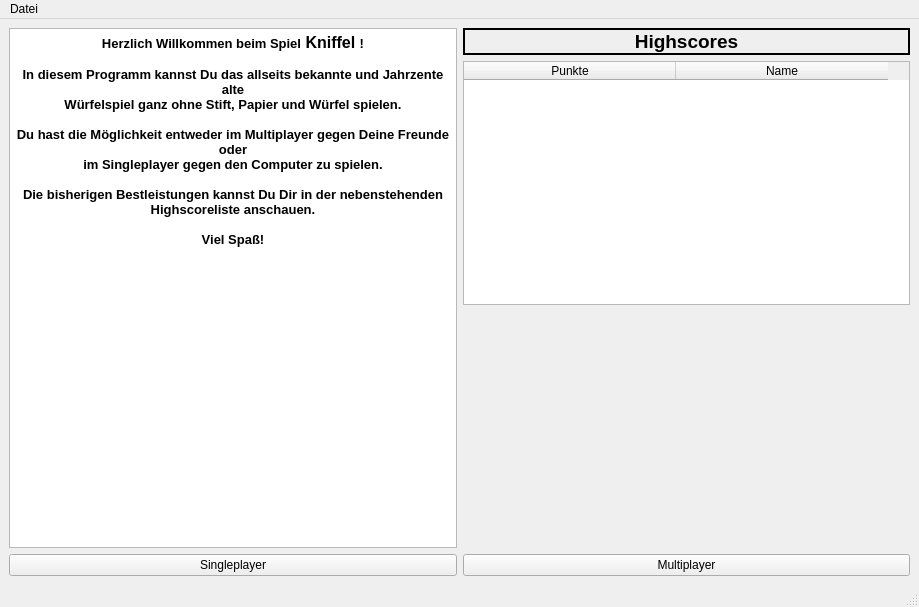
This is mainwindow.ui in michelfiedler/Kniffel.mrai as Qt 5 draws it before an edit. The edited form follows.
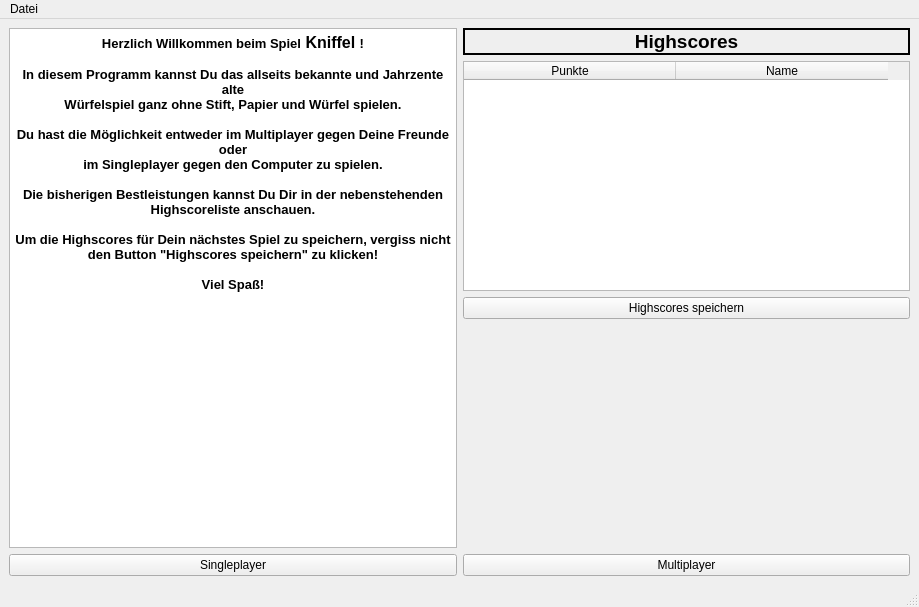
This is the edited form.

Commit message: Button zum speichern der Highscores hinzugefügt

What changed in the file:
```diff
--- a/mainwindow.ui
+++ b/mainwindow.ui
@@ -15,37 +15,44 @@
   </property>
   <widget class="QWidget" name="centralwidget">
    <layout class="QGridLayout" name="gridLayout">
-    <item row="3" column="1">
+    <item row="0" column="0" rowspan="4">
+     <widget class="QTextBrowser" name="tBwelcomeText">
+      <property name="html">
+       <string>&lt;!DOCTYPE HTML PUBLIC &quot;-//W3C//DTD HTML 4.0//EN&quot; &quot;http://www.w3.org/TR/REC-html40/strict.dtd&quot;&gt;
+&lt;html&gt;&lt;head&gt;&lt;meta name=&quot;qrichtext&quot; content=&quot;1&quot; /&gt;&lt;style type=&quot;text/css&quot;&gt;
+p, li { white-space: pre-wrap; }
+&lt;/style&gt;&lt;/head&gt;&lt;body style=&quot; font-family:'MS Shell Dlg 2'; font-size:8.25pt; font-weight:400; font-style:normal;&quot;&gt;
+&lt;p align=&quot;center&quot; style=&quot; margin-top:0px; margin-bottom:0px; margin-left:0px; margin-right:0px; -qt-block-indent:0; text-indent:0px;&quot;&gt;&lt;span style=&quot; font-size:10pt; font-weight:600;&quot;&gt;Herzlich Willkommen beim Spiel&lt;/span&gt;&lt;span style=&quot; font-size:12pt; font-weight:600;&quot;&gt; Kniffel &lt;/span&gt;&lt;span style=&quot; font-size:10pt; font-weight:600;&quot;&gt;!&lt;/span&gt;&lt;/p&gt;
+&lt;p align=&quot;center&quot; style=&quot;-qt-paragraph-type:empty; margin-top:0px; margin-bottom:0px; margin-left:0px; margin-right:0px; -qt-block-indent:0; text-indent:0px; font-size:10pt; font-weight:600;&quot;&gt;&lt;br /&gt;&lt;/p&gt;
+&lt;p align=&quot;center&quot; style=&quot; margin-top:0px; margin-bottom:0px; margin-left:0px; margin-right:0px; -qt-block-indent:0; text-indent:0px;&quot;&gt;&lt;span style=&quot; font-size:10pt; font-weight:600;&quot;&gt;In diesem Programm kannst Du das allseits bekannte und Jahrzente alte&lt;/span&gt;&lt;/p&gt;
+&lt;p align=&quot;center&quot; style=&quot; margin-top:0px; margin-bottom:0px; margin-left:0px; margin-right:0px; -qt-block-indent:0; text-indent:0px;&quot;&gt;&lt;span style=&quot; font-size:10pt; font-weight:600;&quot;&gt;Würfelspiel ganz ohne Stift, Papier und Würfel spielen.&lt;/span&gt;&lt;/p&gt;
+&lt;p align=&quot;center&quot; style=&quot;-qt-paragraph-type:empty; margin-top:0px; margin-bottom:0px; margin-left:0px; margin-right:0px; -qt-block-indent:0; text-indent:0px; font-size:10pt; font-weight:600;&quot;&gt;&lt;br /&gt;&lt;/p&gt;
+&lt;p align=&quot;center&quot; style=&quot; margin-top:0px; margin-bottom:0px; margin-left:0px; margin-right:0px; -qt-block-indent:0; text-indent:0px;&quot;&gt;&lt;span style=&quot; font-size:10pt; font-weight:600;&quot;&gt;Du hast die Möglichkeit entweder im Multiplayer gegen Deine Freunde oder&lt;/span&gt;&lt;/p&gt;
+&lt;p align=&quot;center&quot; style=&quot; margin-top:0px; margin-bottom:0px; margin-left:0px; margin-right:0px; -qt-block-indent:0; text-indent:0px;&quot;&gt;&lt;span style=&quot; font-size:10pt; font-weight:600;&quot;&gt;im Singleplayer gegen den Computer zu spielen.&lt;/span&gt;&lt;/p&gt;
+&lt;p align=&quot;center&quot; style=&quot;-qt-paragraph-type:empty; margin-top:0px; margin-bottom:0px; margin-left:0px; margin-right:0px; -qt-block-indent:0; text-indent:0px; font-size:10pt; font-weight:600;&quot;&gt;&lt;br /&gt;&lt;/p&gt;
+&lt;p align=&quot;center&quot; style=&quot; margin-top:0px; margin-bottom:0px; margin-left:0px; margin-right:0px; -qt-block-indent:0; text-indent:0px;&quot;&gt;&lt;span style=&quot; font-size:10pt; font-weight:600;&quot;&gt;Die bisherigen Bestleistungen kannst Du Dir in der nebenstehenden Highscoreliste anschauen.&lt;/span&gt;&lt;/p&gt;
+&lt;p align=&quot;center&quot; style=&quot;-qt-paragraph-type:empty; margin-top:0px; margin-bottom:0px; margin-left:0px; margin-right:0px; -qt-block-indent:0; text-indent:0px; font-size:10pt; font-weight:600;&quot;&gt;&lt;br /&gt;&lt;/p&gt;
+&lt;p align=&quot;center&quot; style=&quot; margin-top:0px; margin-bottom:0px; margin-left:0px; margin-right:0px; -qt-block-indent:0; text-indent:0px;&quot;&gt;&lt;span style=&quot; font-size:10pt; font-weight:600;&quot;&gt;Um die Highscores für Dein nächstes Spiel zu speichern, vergiss nicht den Button &amp;quot;Highscores speichern&amp;quot; zu klicken!&lt;/span&gt;&lt;/p&gt;
+&lt;p align=&quot;center&quot; style=&quot;-qt-paragraph-type:empty; margin-top:0px; margin-bottom:0px; margin-left:0px; margin-right:0px; -qt-block-indent:0; text-indent:0px; font-size:10pt; font-weight:600;&quot;&gt;&lt;br /&gt;&lt;/p&gt;
+&lt;p align=&quot;center&quot; style=&quot; margin-top:0px; margin-bottom:0px; margin-left:0px; margin-right:0px; -qt-block-indent:0; text-indent:0px;&quot;&gt;&lt;span style=&quot; font-size:10pt; font-weight:600;&quot;&gt;Viel Spaß!&lt;/span&gt;&lt;/p&gt;
+&lt;p align=&quot;center&quot; style=&quot;-qt-paragraph-type:empty; margin-top:0px; margin-bottom:0px; margin-left:0px; margin-right:0px; -qt-block-indent:0; text-indent:0px; font-size:10pt;&quot;&gt;&lt;br /&gt;&lt;/p&gt;&lt;/body&gt;&lt;/html&gt;</string>
+      </property>
+     </widget>
+    </item>
+    <item row="4" column="1">
      <widget class="QPushButton" name="pBmulti">
       <property name="text">
        <string>Multiplayer</string>
       </property>
      </widget>
     </item>
-    <item row="3" column="0">
+    <item row="4" column="0">
      <widget class="QPushButton" name="pBsingle">
       <property name="text">
        <string>Singleplayer</string>
       </property>
      </widget>
     </item>
-    <item row="1" column="1">
-     <widget class="QTableWidget" name="tW_Bestenliste">
-      <attribute name="horizontalHeaderDefaultSectionSize">
-       <number>212</number>
-      </attribute>
-      <column>
-       <property name="text">
-        <string>Punkte</string>
-       </property>
-      </column>
-      <column>
-       <property name="text">
-        <string>Name</string>
-       </property>
-      </column>
-     </widget>
-    </item>
     <item row="0" column="1">
      <widget class="QLabel" name="lBestenliste">
       <property name="font">
@@ -66,7 +73,24 @@
       </property>
      </widget>
     </item>
-    <item row="2" column="1">
+    <item row="1" column="1">
+     <widget class="QTableWidget" name="tW_Bestenliste">
+      <attribute name="horizontalHeaderDefaultSectionSize">
+       <number>212</number>
+      </attribute>
+      <column>
+       <property name="text">
+        <string>Punkte</string>
+       </property>
+      </column>
+      <column>
+       <property name="text">
+        <string>Name</string>
+       </property>
+      </column>
+     </widget>
+    </item>
+    <item row="3" column="1">
      <spacer name="verticalSpacer">
       <property name="orientation">
        <enum>Qt::Vertical</enum>
@@ -79,25 +103,10 @@
       </property>
      </spacer>
     </item>
-    <item row="0" column="0" rowspan="3">
-     <widget class="QTextBrowser" name="tBwelcomeText">
-      <property name="html">
-       <string>&lt;!DOCTYPE HTML PUBLIC &quot;-//W3C//DTD HTML 4.0//EN&quot; &quot;http://www.w3.org/TR/REC-html40/strict.dtd&quot;&gt;
-&lt;html&gt;&lt;head&gt;&lt;meta name=&quot;qrichtext&quot; content=&quot;1&quot; /&gt;&lt;style type=&quot;text/css&quot;&gt;
-p, li { white-space: pre-wrap; }
-&lt;/style&gt;&lt;/head&gt;&lt;body style=&quot; font-family:'MS Shell Dlg 2'; font-size:9.75pt; font-weight:400; font-style:normal;&quot;&gt;
-&lt;p align=&quot;center&quot; style=&quot; margin-top:0px; margin-bottom:0px; margin-left:0px; margin-right:0px; -qt-block-indent:0; text-indent:0px;&quot;&gt;&lt;span style=&quot; font-size:10pt; font-weight:600;&quot;&gt;Herzlich Willkommen beim Spiel&lt;/span&gt;&lt;span style=&quot; font-size:12pt; font-weight:600;&quot;&gt; Kniffel &lt;/span&gt;&lt;span style=&quot; font-size:10pt; font-weight:600;&quot;&gt;!&lt;/span&gt;&lt;/p&gt;
-&lt;p align=&quot;center&quot; style=&quot;-qt-paragraph-type:empty; margin-top:0px; margin-bottom:0px; margin-left:0px; margin-right:0px; -qt-block-indent:0; text-indent:0px; font-size:10pt; font-weight:600;&quot;&gt;&lt;br /&gt;&lt;/p&gt;
-&lt;p align=&quot;center&quot; style=&quot; margin-top:0px; margin-bottom:0px; margin-left:0px; margin-right:0px; -qt-block-indent:0; text-indent:0px;&quot;&gt;&lt;span style=&quot; font-size:10pt; font-weight:600;&quot;&gt;In diesem Programm kannst Du das allseits bekannte und Jahrzente alte&lt;/span&gt;&lt;/p&gt;
-&lt;p align=&quot;center&quot; style=&quot; margin-top:0px; margin-bottom:0px; margin-left:0px; margin-right:0px; -qt-block-indent:0; text-indent:0px;&quot;&gt;&lt;span style=&quot; font-size:10pt; font-weight:600;&quot;&gt;Würfelspiel ganz ohne Stift, Papier und Würfel spielen.&lt;/span&gt;&lt;/p&gt;
-&lt;p align=&quot;center&quot; style=&quot;-qt-paragraph-type:empty; margin-top:0px; margin-bottom:0px; margin-left:0px; margin-right:0px; -qt-block-indent:0; text-indent:0px; font-size:10pt; font-weight:600;&quot;&gt;&lt;br /&gt;&lt;/p&gt;
-&lt;p align=&quot;center&quot; style=&quot; margin-top:0px; margin-bottom:0px; margin-left:0px; margin-right:0px; -qt-block-indent:0; text-indent:0px;&quot;&gt;&lt;span style=&quot; font-size:10pt; font-weight:600;&quot;&gt;Du hast die Möglichkeit entweder im Multiplayer gegen Deine Freunde oder&lt;/span&gt;&lt;/p&gt;
-&lt;p align=&quot;center&quot; style=&quot; margin-top:0px; margin-bottom:0px; margin-left:0px; margin-right:0px; -qt-block-indent:0; text-indent:0px;&quot;&gt;&lt;span style=&quot; font-size:10pt; font-weight:600;&quot;&gt;im Singleplayer gegen den Computer zu spielen.&lt;/span&gt;&lt;/p&gt;
-&lt;p align=&quot;center&quot; style=&quot;-qt-paragraph-type:empty; margin-top:0px; margin-bottom:0px; margin-left:0px; margin-right:0px; -qt-block-indent:0; text-indent:0px; font-size:10pt; font-weight:600;&quot;&gt;&lt;br /&gt;&lt;/p&gt;
-&lt;p align=&quot;center&quot; style=&quot; margin-top:0px; margin-bottom:0px; margin-left:0px; margin-right:0px; -qt-block-indent:0; text-indent:0px;&quot;&gt;&lt;span style=&quot; font-size:10pt; font-weight:600;&quot;&gt;Die bisherigen Bestleistungen kannst Du Dir in der nebenstehenden Highscoreliste anschauen.&lt;/span&gt;&lt;/p&gt;
-&lt;p align=&quot;center&quot; style=&quot;-qt-paragraph-type:empty; margin-top:0px; margin-bottom:0px; margin-left:0px; margin-right:0px; -qt-block-indent:0; text-indent:0px; font-size:10pt; font-weight:600;&quot;&gt;&lt;br /&gt;&lt;/p&gt;
-&lt;p align=&quot;center&quot; style=&quot; margin-top:0px; margin-bottom:0px; margin-left:0px; margin-right:0px; -qt-block-indent:0; text-indent:0px;&quot;&gt;&lt;span style=&quot; font-size:10pt; font-weight:600;&quot;&gt;Viel Spaß!&lt;/span&gt;&lt;/p&gt;
-&lt;p align=&quot;center&quot; style=&quot;-qt-paragraph-type:empty; margin-top:0px; margin-bottom:0px; margin-left:0px; margin-right:0px; -qt-block-indent:0; text-indent:0px; font-size:10pt;&quot;&gt;&lt;br /&gt;&lt;/p&gt;&lt;/body&gt;&lt;/html&gt;</string>
+    <item row="2" column="1">
+     <widget class="QPushButton" name="pBsaveScores">
+      <property name="text">
+       <string>Highscores speichern</string>
       </property>
      </widget>
     </item>
```
The commit also changes 4 other files.
